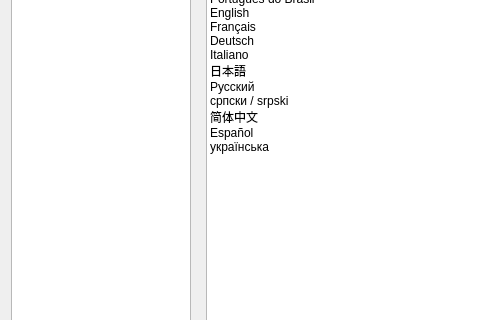
AntiMicroX/antimicrox, file src/mainsettingsdialog.ui: the form before one commit; both pictures show x 0 to 480 and y 110 to 430 of the 706 by 578 pixel window.
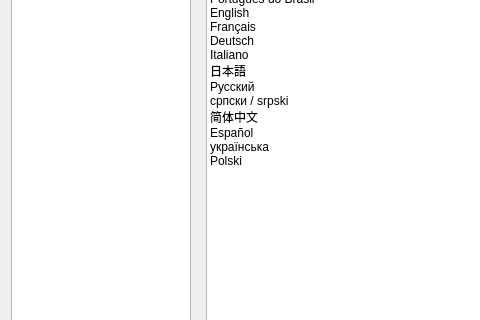
The form after the commit. The open tabs and pages were chosen to show the change. Icons and pictures are not drawn.

```diff
--- a/src/mainsettingsdialog.ui
+++ b/src/mainsettingsdialog.ui
@@ -655,6 +655,11 @@
              <string>українська</string>
             </property>
            </item>
+           <item>
+            <property name="text">
+             <string>Polski</string>
+            </property>
+           </item>
           </widget>
          </item>
         </layout>
```
